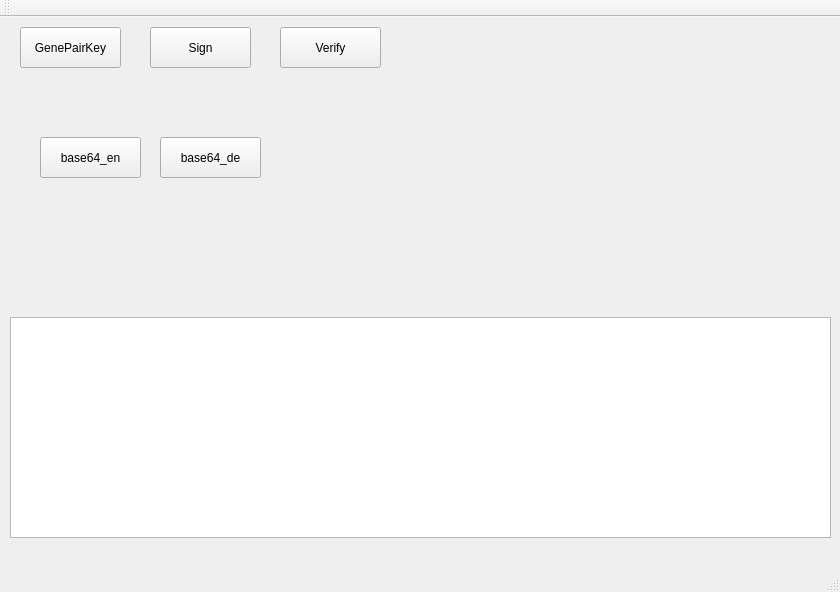
Above: mainwindow.ui from HuangYeCun/openssl_test before the change. Below: the same form after it.
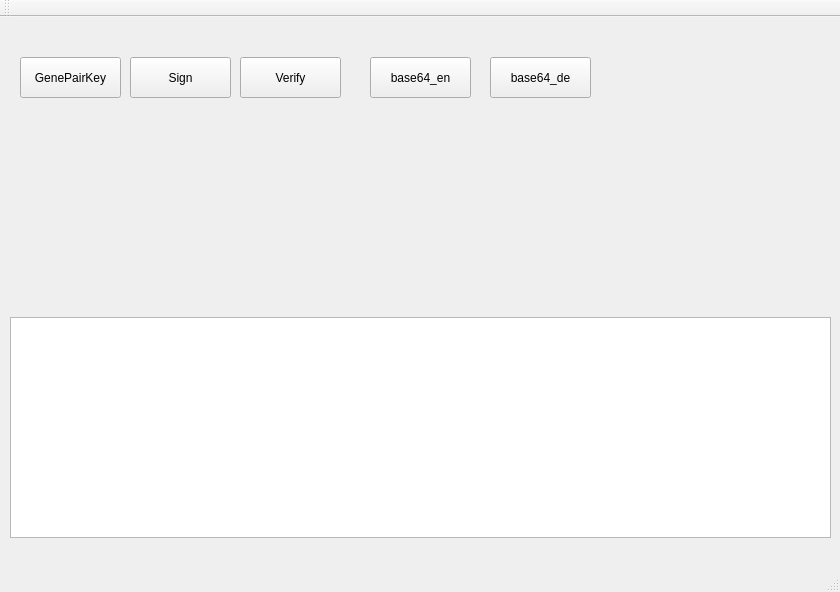
That is the form after the change.

Diff of the .ui file:
```diff
--- a/mainwindow.ui
+++ b/mainwindow.ui
@@ -18,7 +18,7 @@
     <property name="geometry">
      <rect>
       <x>20</x>
-      <y>10</y>
+      <y>40</y>
       <width>101</width>
       <height>41</height>
      </rect>
@@ -40,8 +40,8 @@
    <widget class="QPushButton" name="sign_btn">
     <property name="geometry">
      <rect>
-      <x>150</x>
-      <y>10</y>
+      <x>130</x>
+      <y>40</y>
       <width>101</width>
       <height>41</height>
      </rect>
@@ -53,8 +53,8 @@
    <widget class="QPushButton" name="verify_btn">
     <property name="geometry">
      <rect>
-      <x>280</x>
-      <y>10</y>
+      <x>240</x>
+      <y>40</y>
       <width>101</width>
       <height>41</height>
      </rect>
@@ -66,8 +66,8 @@
    <widget class="QPushButton" name="base64_en_btn">
     <property name="geometry">
      <rect>
-      <x>40</x>
-      <y>120</y>
+      <x>370</x>
+      <y>40</y>
       <width>101</width>
       <height>41</height>
      </rect>
@@ -79,8 +79,8 @@
    <widget class="QPushButton" name="base64_de_btn">
     <property name="geometry">
      <rect>
-      <x>160</x>
-      <y>120</y>
+      <x>490</x>
+      <y>40</y>
       <width>101</width>
       <height>41</height>
      </rect>
```
Left out of the diff: 2 changed lines with no effect on the pictures.
